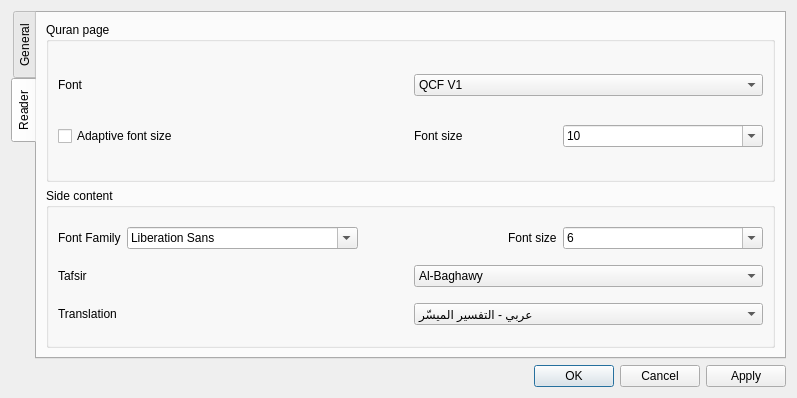
Above: src/core/settingsdialog.ui from 0xzer0x/quran-companion before the change. Below: the same form after it.
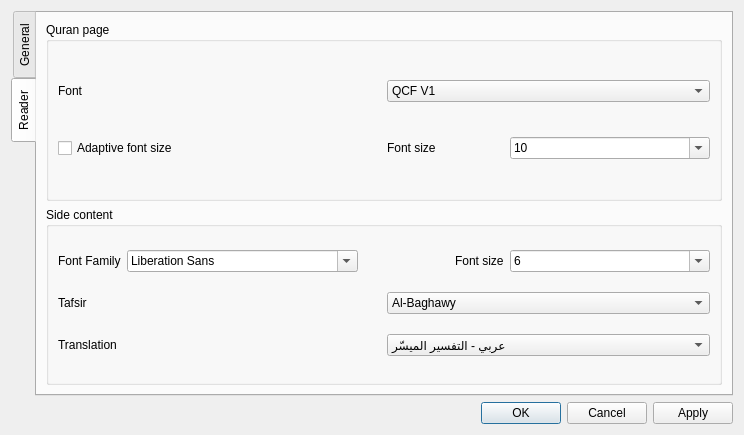
That is the form after the change.

What changed in the file:
```diff
--- a/src/core/settingsdialog.ui
+++ b/src/core/settingsdialog.ui
@@ -6,8 +6,8 @@
    <rect>
     <x>0</x>
     <y>0</y>
-    <width>797</width>
-    <height>398</height>
+    <width>744</width>
+    <height>435</height>
    </rect>
   </property>
   <property name="windowTitle">
```
